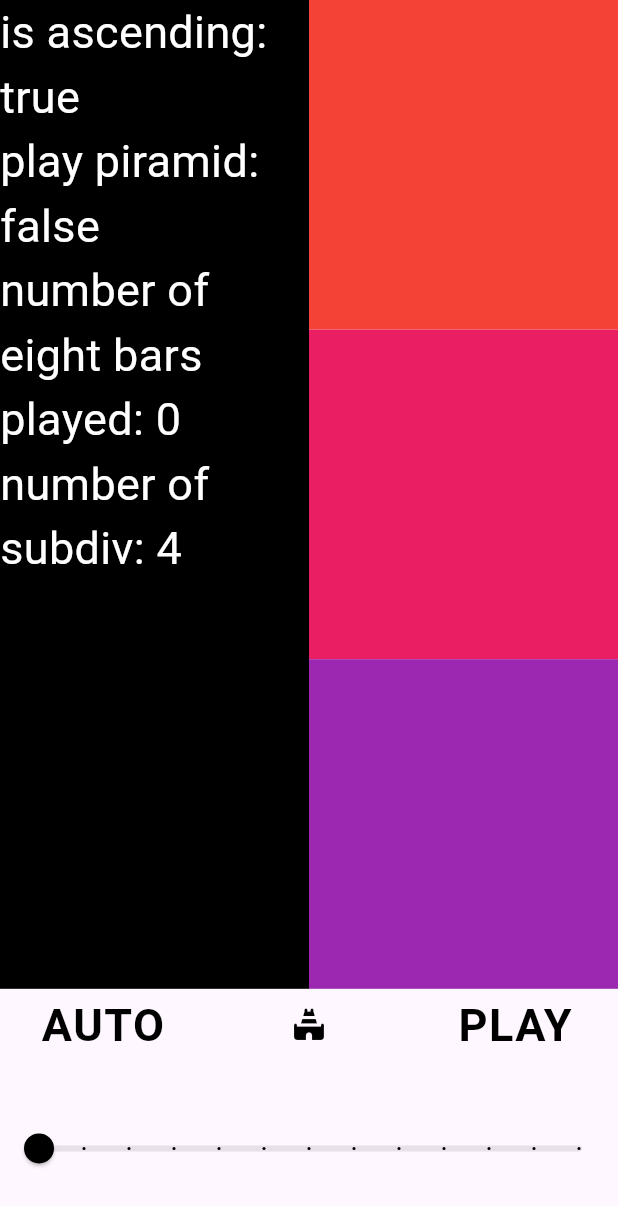
After one commit to goranesine/addictive_metronome_2, a Flutter app: the screen it shows after launch, after a tap on "METRONOME", on a phone screen of 412 x 824 dp. The commit adds this screen. Shown: the top 1206 px of the screen. Run offline on Flutter 3.47's test engine with Material 2 defaults, Android fonts, the phone set to English and light mode, and no system bars; our stand-ins replace wakelock; missing offline and left inert: flutter_ogg_piano, reliable_interval_timer; statements that could not run were skipped.

Commit message:
pyramid_working

```diff
--- a/lib/constants.dart
+++ b/lib/constants.dart
@@ -1,13 +1,28 @@
 import 'package:flutter/material.dart';
 
 class Constants{
+
+ static  List<Color> rainbowColors =  <Color>[
+  Colors.red,
+  Colors.pink,
+  Colors.purple,
+  Colors.indigo,
+  Colors.blue,
+  Colors.cyan,
+   Colors.redAccent,
+  Colors.pinkAccent,
+  Colors.purpleAccent,
+  Colors.indigoAccent,
+  Colors.blueAccent,
+  Colors.cyanAccent,
+
+  ];
   static const submitTextStyle = TextStyle(
       fontSize: 30,
       letterSpacing: 1,
       color: Colors.black,
       fontWeight: FontWeight.bold);
-static const int maxBpm = 120;
-static const int minBpm = 60;
+
 static const int bpmAutomaticIncrementValue = 5;
   List<Color> ash = [
     const Color(0xFF606c88),
--- a/lib/main.dart
+++ b/lib/main.dart
@@ -1,7 +1,9 @@
 
 import 'package:addictive_metronome_2/models/eight_mote_with_accent_data.dart';
-import 'package:addictive_metronome_2/pages/eight_note_with_accents_page.dart';
+import 'package:addictive_metronome_2/pages/home_page.dart';
+import 'package:addictive_metronome_2/pages/metronome_page.dart';
 import 'package:addictive_metronome_2/services/ogg_player.dart';
+import 'package:addictive_metronome_2/services/router.dart';
 import 'package:flutter/material.dart';
 import 'package:flutter/services.dart';
 import 'package:wakelock/wakelock.dart';
@@ -23,6 +25,7 @@ class MyApp extends StatelessWidget {
   @override
   Widget build(BuildContext context) {
     return MaterialApp(
+      navigatorKey: SimpleRouter.getKey(),
       debugShowCheckedModeBanner: false,
       title: 'Flutter Demo',
       theme: ThemeData(
@@ -30,7 +33,7 @@ class MyApp extends StatelessWidget {
         colorScheme: ColorScheme.fromSeed(seedColor: Colors.deepPurple),
         useMaterial3: true,
       ),
-      home: const EightNoteWithAccentsPage(),
+      home:  HomePage(),
     );
   }
 }
--- /dev/null
+++ b/lib/models/metronome_model.dart
@@ -0,0 +1,162 @@
+import 'dart:async';
+
+import '../services/ogg_player.dart';
+import '../services/streams.dart';
+import '../services/timer.dart';
+
+class MetronomeModel {
+  final _timer = CustomTimer();
+  final int minBpm = 60;
+  final int maxBpm = 120;
+  int bpm = 60;
+  int numberOfSubdivisions = 4;
+  late List<String> playingPattern = [];
+  bool isAutomaticIncreasmentOn = false;
+  bool isMetronomePlaying = false;
+  int beatPosition = 0;
+  late StreamSubscription<Signal> _stream;
+
+  void on<Signal>(Signal s) => loop();
+  int numberOfBarsPlayed = 0;
+  int numberOfEightBarsPlayed = 0;
+  bool playPyramidExercise = false;
+  bool isPyramidAscending = true;
+
+  MetronomeModel() {
+    _timer.updateInterval(
+        Duration(milliseconds: 60000 ~/ bpm ~/ numberOfSubdivisions));
+    _stream = Streams.listen(on);
+  }
+
+  void loop() {
+  //  print("number of playingbars: $numberOfEightBarsPlayed" "isAscending: $isPyramidAscending");
+  if(playPyramidExercise){
+    if (beatPosition == 0 ) {
+      OggPlayer.play(1);
+
+          beatPosition++;
+      } else {
+      OggPlayer.play(0);
+
+      if (beatPosition < numberOfSubdivisions - 1) {
+
+        beatPosition++;
+      } else {
+
+        beatPosition = 0;
+        if (numberOfBarsPlayed < 7) {
+          numberOfBarsPlayed++;
+        } else {
+          numberOfBarsPlayed = 0;
+          if(numberOfEightBarsPlayed<7 ) {
+              numberOfEightBarsPlayed++;
+              if(isPyramidAscending && numberOfSubdivisions <8 ){
+                numberOfSubdivisions++;
+                _timer.updateInterval(
+                    Duration(milliseconds: 60000 ~/ bpm ~/ numberOfSubdivisions));
+              }if(!isPyramidAscending && numberOfSubdivisions >1 ) {
+                numberOfSubdivisions--;
+                _timer.updateInterval(
+                    Duration(milliseconds: 60000 ~/ bpm ~/ numberOfSubdivisions));
+              }
+            }else{
+            numberOfEightBarsPlayed = 2;
+            isPyramidAscending = !isPyramidAscending;
+       isPyramidAscending ? numberOfSubdivisions++ :     numberOfSubdivisions--;
+            _timer.updateInterval(
+                Duration(milliseconds: 60000 ~/ bpm ~/ numberOfSubdivisions));
+          }
+
+        }
+      }
+    }
+
+  }else{
+    if (beatPosition == 0) {
+      OggPlayer.play(1);
+      beatPosition++;
+    } else {
+      OggPlayer.play(0);
+      if (beatPosition < numberOfSubdivisions - 1) {
+        beatPosition++;
+      } else {
+        beatPosition = 0;
+        if (numberOfBarsPlayed < 7) {
+          numberOfBarsPlayed++;
+        } else {
+          numberOfBarsPlayed = 0;
+          if (isAutomaticIncreasmentOn) {
+            if (bpm + 5 <= maxBpm) {
+              updateBpm(bpm + 5);
+            }
+          }
+        }
+      }
+    }
+  }
+  }
+
+  void toogleMetronome() {
+    if (_timer.isPlaying == true) {
+      _timer.stop();
+      _timer.isPlaying = false;
+      isMetronomePlaying = false;
+      beatPosition = 0;
+      Streams.broadcastGuiUpdateSignal();
+    } else {
+      _timer.start();
+      _timer.isPlaying = true;
+      isMetronomePlaying = true;
+    }
+  }
+
+  void toogleAutoIncreasment() {
+    if (playPyramidExercise == false) {
+      isAutomaticIncreasmentOn = !isAutomaticIncreasmentOn;
+    }
+    Streams.broadcastGuiUpdateSignal();
+  }
+
+  void tooglePiramidExercise() {
+    isPyramidAscending = true;
+    _timer.stop();
+    _timer.isPlaying = false;
+    isMetronomePlaying = false;
+    isAutomaticIncreasmentOn = false;
+    playPyramidExercise = !playPyramidExercise;
+    numberOfBarsPlayed = 0;
+    numberOfEightBarsPlayed=1;
+    beatPosition = 0;
+    playPyramidExercise ? numberOfSubdivisions = 2 : numberOfSubdivisions = 4;
+    Streams.broadcastGuiUpdateSignal();
+  }
+
+  void updateBpm(int newBpm) {
+    bpm = newBpm;
+    _timer.updateInterval(
+        Duration(milliseconds: 60000 ~/ bpm ~/ numberOfSubdivisions));
+    Streams.broadcastGuiUpdateSignal();
+  }
+
+  void increaseSubdivision() {
+    if (numberOfSubdivisions < 8) {
+      numberOfSubdivisions++;
+    }
+    updateBpm(bpm);
+    Streams.broadcastGuiUpdateSignal();
+  }
+
+  void decreaseSubdivision() {
+    if (numberOfSubdivisions > 1) {
+      numberOfSubdivisions--;
+    }
+    updateBpm(bpm);
+
+    Streams.broadcastGuiUpdateSignal();
+  }
+
+  void dispose() {
+    _timer.stop();
+    _stream.cancel();
+  }
+}
--- a/lib/pages/eight_note_with_accents_page.dart
+++ b/lib/pages/eight_note_with_accents_page.dart
@@ -36,6 +36,7 @@ class _EightNoteWithAccentsPageState extends State<EightNoteWithAccentsPage> {
   void dispose() {
     metronomeStream.cancel();
     guiUpdateStream.cancel();
+    am.dispose();
     super.dispose();
   }
 
@@ -146,8 +147,8 @@ class _EightNoteWithAccentsPageState extends State<EightNoteWithAccentsPage> {
                     child: Slider(
                       activeColor: Colors.black,
                       onChanged: (value) => am.updateBpm(value.toInt()),
-                      min: Constants.minBpm.toDouble(),
-                      max: Constants.maxBpm.toDouble(),
+                      min: am.minBpm.toDouble(),
+                      max: am.maxBpm.toDouble(),
                       divisions: 12, value: am.bpm.toDouble(),
                     ),
                   ),
--- /dev/null
+++ b/lib/pages/home_page.dart
@@ -0,0 +1,25 @@
+
+import 'package:addictive_metronome_2/pages/eight_note_with_accents_page.dart';
+import 'package:addictive_metronome_2/pages/metronome_page.dart';
+import 'package:addictive_metronome_2/services/router.dart';
+import 'package:flutter/cupertino.dart';
+import 'package:flutter/material.dart';
+
+class HomePage extends StatelessWidget{
+  @override
+  Widget build(BuildContext context) {
+    // TODO: implement build
+    return Scaffold(
+      body: Column(mainAxisAlignment: MainAxisAlignment.spaceEvenly,
+        children: [
+          ElevatedButton(onPressed:()=> SimpleRouter.forward(MetronomePage()),
+              child: Text("METRONOME")),
+          ElevatedButton(onPressed:()=>SimpleRouter.forward(EightNoteWithAccentsPage()),
+              child: Text("EIGHT NOTE WITH ACCENT")),
+        ],
+      ),
+    );
+  }
+
+
+}
--- /dev/null
+++ b/lib/pages/metronome_page.dart
@@ -0,0 +1,135 @@
+import 'dart:async';
+import 'dart:math' as math;
+
+import 'package:addictive_metronome_2/models/metronome_model.dart';
+import 'package:flutter/cupertino.dart';
+import 'package:flutter/material.dart';
+
+import '../constants.dart';
+import '../services/streams.dart';
+
+class MetronomePage extends StatefulWidget {
+  MetronomePage({super.key});
+
+  @override
+  State<MetronomePage> createState() => _MetronomePageState();
+}
+
+class _MetronomePageState extends State<MetronomePage> {
+  final am = MetronomeModel();
+
+  late StreamSubscription<Signal> metronomeStream;
+
+  late StreamSubscription<SignalForGuiUpdate> guiUpdateStream;
+
+  void on<Signal>(Signal s) => setState(() {});
+
+  void onGui<SignalForGuiUpdate>(SignalForGuiUpdate s) => setState(() {});
+
+  @override
+  void initState() {
+    metronomeStream = Streams.listen(on);
+    guiUpdateStream = Streams.listenForGuiUpdate(onGui);
+    super.initState();
+  }
+
+  @override
+  void dispose() {
+    metronomeStream.cancel();
+    guiUpdateStream.cancel();
+    am.dispose();
+    super.dispose();
+  }
+
+  @override
+  Widget build(BuildContext context) {
+    double width = MediaQuery.of(context).size.width;
+    double height = MediaQuery.of(context).size.height;
+
+    return Scaffold(
+      body: SafeArea(
+        child: Column(
+          children: [
+            Row(
+              children: [
+                Container(
+                  child: Column(children: [
+                    Text("is ascending: ${am.isPyramidAscending}",style: TextStyle(color: Colors.white,fontSize: 30),),
+                    Text("play piramid: ${am.playPyramidExercise}",style: TextStyle(color: Colors.white,fontSize: 30),),
+                    Text("number of eight bars played: ${am.numberOfEightBarsPlayed}",style: TextStyle(color: Colors.white,fontSize: 30),),
+                    Text("number of subdiv: ${am.numberOfSubdivisions}",style: TextStyle(color: Colors.white,fontSize: 30),),
+                  ],),
+                  width: width / 2,
+                  height: height / 100 * 80,
+                  color:
+                      am.beatPosition == 0 ? Colors.black : Colors.greenAccent,
+                ),
+                GestureDetector(onDoubleTap:()=> am.decreaseSubdivision(),
+                  onTap: ()=> am.increaseSubdivision(),
+                  child: SizedBox(width: width/2,height: height/100*80,
+                    child: ListView.builder(
+                        itemCount: am.numberOfSubdivisions-1,
+                        itemBuilder: (BuildContext context, int index) {
+                          return Container(width: width/2,height:
+                            height/100*80/(am.numberOfSubdivisions-1),
+                          color: am.beatPosition == index+1
+                              ? Colors.black
+                              : Constants.rainbowColors[index]);
+                        }),
+                  ),
+                )
+              ],
+            ),
+            Row(
+              children: [
+                Expanded(
+                    child: InkWell(
+                  child: Center(
+                      child: Text(
+                    "AUTO",
+                    style: TextStyle(
+                      fontSize: 30,
+                      letterSpacing: 1,
+                      color: am.isAutomaticIncreasmentOn
+                          ? Colors.green
+                          : Colors.black,
+                      fontWeight: FontWeight.bold,
+                    ),
+                  )),
+                  onTap: () => am.toogleAutoIncreasment(),
+                )),
+                Expanded(child: IconButton(
+                  onPressed: () { am.tooglePiramidExercise(); },
+                  icon: const Icon(Icons.temple_hindu_rounded),color:
+                  am.playPyramidExercise ? Colors.greenAccent : Colors.black,)),
+                Expanded(
+                    child: InkWell(
+                  child: Center(
+                      child: Text(
+                    am.isMetronomePlaying ? "STOP" : "PLAY",
+                    style: const TextStyle(
+                      fontSize: 30,
+                      letterSpacing: 1,
+                      color: Colors.black,
+                      fontWeight: FontWeight.bold,
+                    ),
+                  )),
+                  onTap: () => am.toogleMetronome(),
+                )),
+              ],
+            ),
+            Expanded(
+              child: Slider(
+                activeColor: Colors.black,
+                onChanged: (value) => am.updateBpm(value.toInt()),
+                min: am.minBpm.toDouble(),
+                max: am.maxBpm.toDouble(),
+                divisions: 12, value: am.bpm.toDouble(),
+              ),
+            ),
+          ],
+        ),
+      ),
+    );
+  }
+}
--- /dev/null
+++ b/lib/services/router.dart
@@ -0,0 +1,137 @@
+
+import 'package:flutter/cupertino.dart';
+import 'package:flutter/material.dart';
+
+/// Class responsable for doing the navigation
+class SimpleRouter {
+  /// The navigatorKey, this is a required one. Use the default or set your own key
+  static late GlobalKey<NavigatorState> navigatorKey =
+  GlobalKey<NavigatorState>();
+
+  /// [bool] value to set the use of cupertino transitions
+  static bool useCupertinoTransition = false;
+
+  /// Middleware to be executed before the navigation
+  static Function(Widget)? onBeforePush;
+
+  /// Middleware to be executed after the navigation
+  static Function(Widget)? onAfterPush;
+
+  /// Method to set you own [navigatorKey]
+  static void setKey(GlobalKey<NavigatorState> key) {
+    navigatorKey = key;
+  }
+
+  /// Getter for [navigatorKey]
+  static GlobalKey<NavigatorState> getKey() {
+    return navigatorKey;
+  }
+
+  /// Forward navigation, it's similar to `Navigator.of(context).push`
+  static Future<dynamic> forward(Widget widget, {String? name}) async {
+    if (onBeforePush != null) {
+      onBeforePush!(widget);
+    }
+
+    dynamic routeFuture = await navigatorKey.currentState!.push(
+      useCupertinoTransition
+          ? CupertinoPageRoute(
+        builder: (_) => widget,
+        settings: RouteSettings(name: name ?? widget.toString()),
+      )
+          : MaterialPageRoute(
+        builder: (_) => widget,
+        settings: RouteSettings(name: name ?? widget.toString()),
+      ),
+    );
+
+    if (onAfterPush != null) {
+      onAfterPush!(widget);
+    }
+    return routeFuture;
+  }
+
+  /// Forward navigation and replace current one, it's similar
+  /// to `Navigator.of(context).pushAndReplace`
+  static Future<dynamic> forwardAndReplace(Widget widget,
+      {String? name}) async {
+    if (onBeforePush != null) {
+      onBeforePush!(widget);
+    }
+
+    dynamic routeFuture = await navigatorKey.currentState!.pushReplacement(
+      useCupertinoTransition
+          ? CupertinoPageRoute(
+        builder: (_) => widget,
+        settings: RouteSettings(name: name ?? widget.toString()),
+      )
+          : MaterialPageRoute(
+        builder: (_) => widget,
+        settings: RouteSettings(name: name ?? widget.toString()),
+      ),
+    );
+
+    if (onAfterPush != null) {
+      onAfterPush!(widget);
+    }
+    return routeFuture;
+  }
+
+  /// Forward navigation and remove all routes until, it's similar
+  /// to `Navigator.of(context).pushAndRemoveUntil`
+  static Future<dynamic> forwardAndRemoveUntil(Widget widget, String route,
+      {String? name}) async {
+    if (onBeforePush != null) {
+      onBeforePush!(widget);
+    }
+
+    dynamic routeFuture = await navigatorKey.currentState!.pushAndRemoveUntil(
+      useCupertinoTransition
+          ? CupertinoPageRoute(
+        builder: (_) => widget,
+        settings: RouteSettings(name: name ?? widget.toString()),
+      )
+          : MaterialPageRoute(
+        builder: (_) => widget,
+        settings: RouteSettings(name: name ?? widget.toString()),
+      ),
+          (r) => r.settings.name == route,
+    );
+
+    if (onAfterPush != null) {
+      onAfterPush!(widget);
+    }
+    return routeFuture;
+  }
+
+  /// Forward navigation and remove all routes
+  static Future<dynamic> forwardAndRemoveAll(Widget widget,
+      {String? name}) async {
+    if (onBeforePush != null) {
+      onBeforePush!(widget);
+    }
+
+    dynamic routeFuture = await navigatorKey.currentState!.pushAndRemoveUntil(
+      useCupertinoTransition
+          ? CupertinoPageRoute(
+        builder: (_) => widget,
+        settings: RouteSettings(name: name ?? widget.toString()),
+      )
+          : MaterialPageRoute(
+        builder: (_) => widget,
+        settings: RouteSettings(name: name ?? widget.toString()),
+      ),
+          (r) => false,
+    );
+
+    if (onAfterPush != null) {
+      onAfterPush!(widget);
+    }
+    return routeFuture;
+  }
+
+  /// Back the navigation, it's similar with Navigator.of(context).pop()`
+  static void back<T extends Object>([T? result]) {
+    navigatorKey.currentState!.pop(result);
+  }
+}
```
Also changed, not shown: lib/models/eight_note_with_accent_model.dart (+26 -11 lines).
